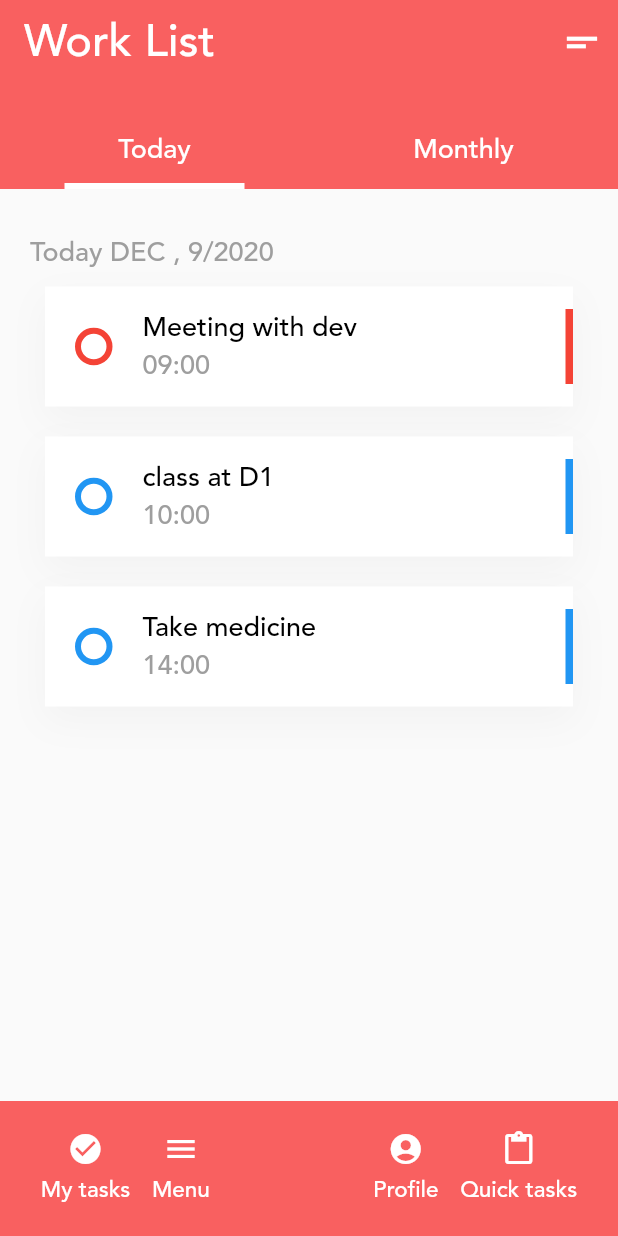
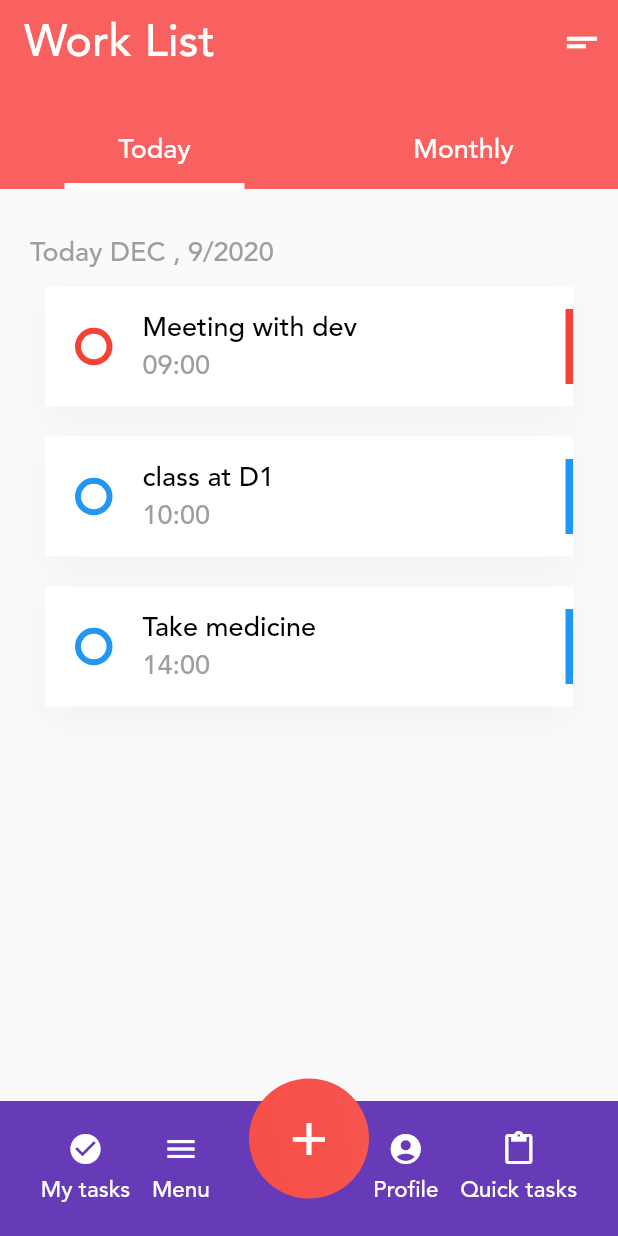
Before and after one commit to johnwanjema/flutter_todo_app, a Flutter app: the screen it shows after launch, on a phone screen of 412 x 824 dp. Run offline on Flutter 3.47's test engine with Material 2 defaults, Android fonts, the phone set to English and light mode, and no system bars; drawn by our look-alikes of flutter_slidable; our stand-ins replace table_calendar.

Commit message:
add widget with plus sign

```diff
--- a/lib/screens/HomeScreen.dart
+++ b/lib/screens/HomeScreen.dart
@@ -167,7 +167,7 @@ class _homePageState extends State<homePage> {
                       padding: EdgeInsets.all(20),
                       height: 90,
                       width: MediaQuery.of(context).size.width,
-                      color: Color(0xfff96060),
+                      color: Colors.deepPurple,
                       child: Row(
                         mainAxisAlignment: MainAxisAlignment.spaceAround,
                         children: [
@@ -249,6 +249,28 @@ class _homePageState extends State<homePage> {
                         ],
                       ),
                     ),
+                  ),
+                  Positioned(
+                    bottom: 25,
+                    left: 0,
+                    right: 0,
+                    child: InkWell(
+                        onTap: () {},
+                        child: Container(
+                          height: 80,
+                          width: 80,
+                          decoration: BoxDecoration(
+                              gradient: LinearGradient(
+                                  begin: Alignment.topRight,
+                                  end: Alignment.bottomLeft,
+                                  colors: [Color(0xfff96060), Colors.red]),
+                              shape: BoxShape.circle),
+                          child: Center(
+                            child: Text('+' ,style: TextStyle(
+                              fontSize: 40,color: Colors.white
+                            ),),
+                          ),
+                        )),
                   )
                 ],
               ),
```
